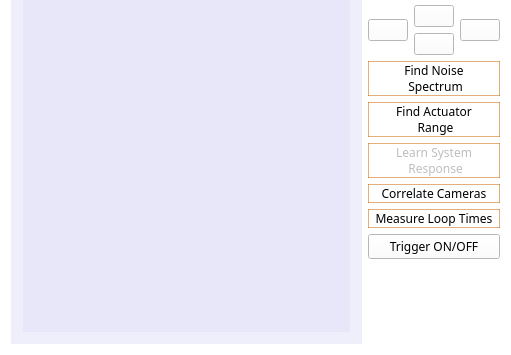
First picture: the form in feedback_cam.ui, repository Joseph459459/kHz-STABILIZER, before the edit; both pictures show x 0 to 511 and y 243 to 598 of the 511 by 598 pixel window.
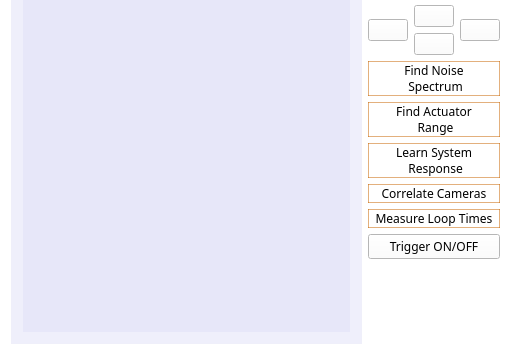
Second picture: the form after the edit. Custom widgets are drawn as their Qt base class.

```diff
--- a/feedback_cam.ui
+++ b/feedback_cam.ui
@@ -349,7 +349,7 @@
       <item>
        <widget class="QPushButton" name="systemResponseButton">
         <property name="enabled">
-         <bool>false</bool>
+         <bool>true</bool>
         </property>
         <property name="sizePolicy">
          <sizepolicy hsizetype="Minimum" vsizetype="Fixed">
```
Left out of the diff: 12 changed lines with no effect on the pictures.
